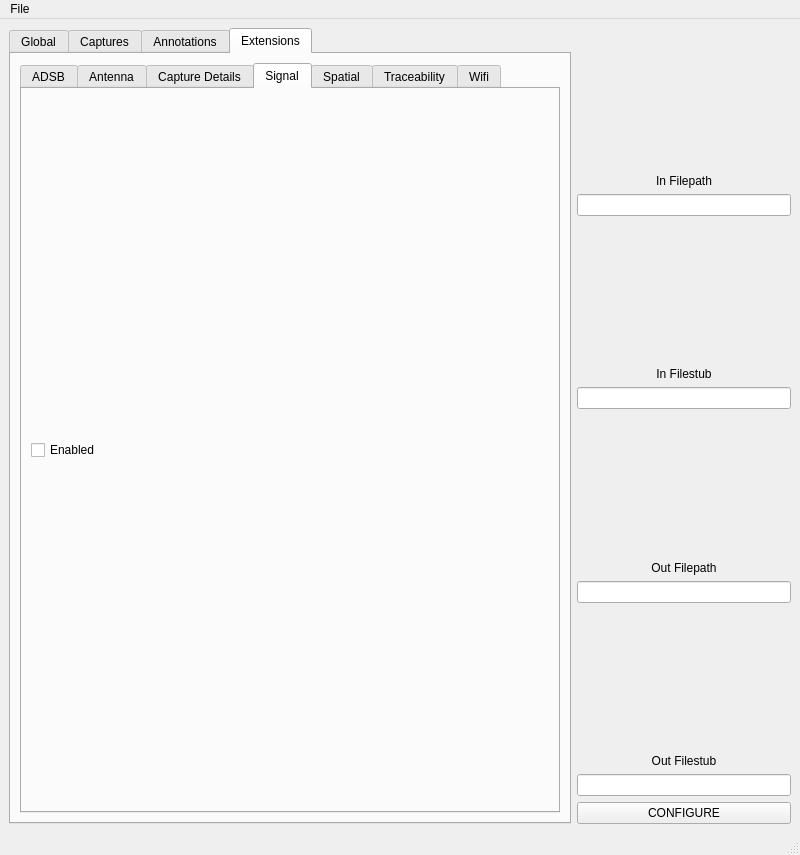
Qt form mainwindow.ui (jpferrell/sigmf-editor) before a commit.
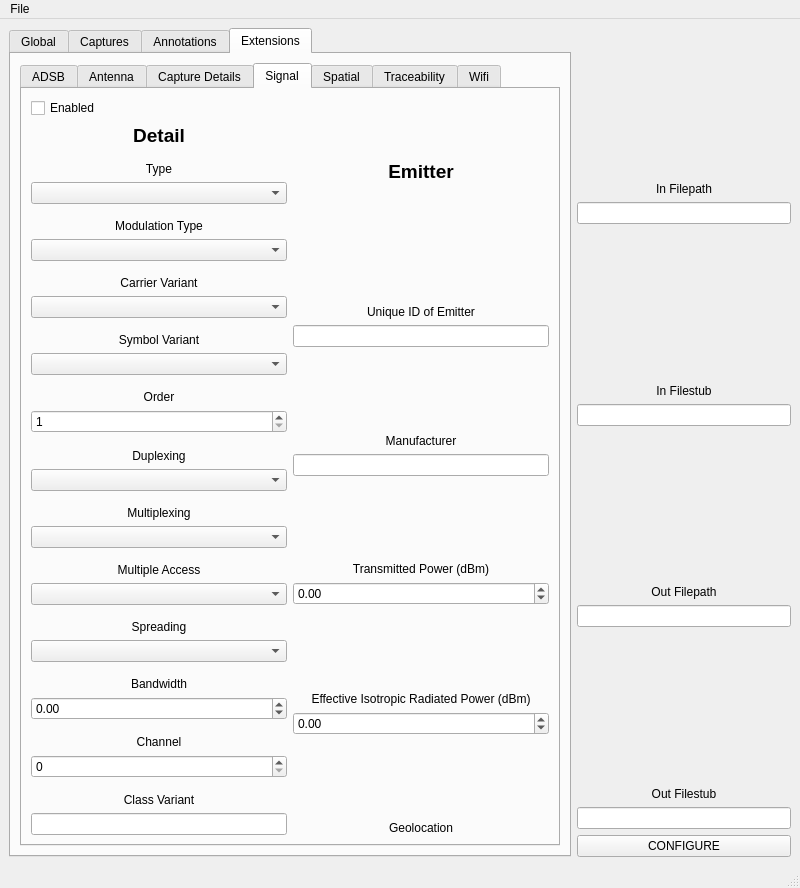
The same form after that commit. The open tabs and pages were chosen to show the change. Icons and pictures are not drawn.

```diff
--- a/mainwindow.ui
+++ b/mainwindow.ui
@@ -7,7 +7,7 @@
     <x>0</x>
     <y>0</y>
     <width>800</width>
-    <height>855</height>
+    <height>888</height>
    </rect>
   </property>
   <property name="sizePolicy">
@@ -1381,6 +1381,371 @@
                   </property>
                  </widget>
                 </item>
+                <item>
+                 <layout class="QHBoxLayout" name="horizontalLayout_19">
+                  <item>
+                   <layout class="QVBoxLayout" name="verticalLayout_19">
+                    <item>
+                     <widget class="QLabel" name="sigDetailLabel">
+                      <property name="font">
+                       <font>
+                        <pointsize>14</pointsize>
+                        <bold>true</bold>
+                       </font>
+                      </property>
+                      <property name="text">
+                       <string>Detail</string>
+                      </property>
+                      <property name="alignment">
+                       <set>Qt::AlignCenter</set>
+                      </property>
+                     </widget>
+                    </item>
+                    <item>
+                     <widget class="QLabel" name="sigDetailTypeLabel">
+                      <property name="text">
+                       <string>Type</string>
+                      </property>
+                      <property name="alignment">
+                       <set>Qt::AlignBottom|Qt::AlignHCenter</set>
+                      </property>
+                     </widget>
+                    </item>
+                    <item>
+                     <widget class="QComboBox" name="sigDetailTypeComboBox">
+                      <property name="maxVisibleItems">
+                       <number>3</number>
+                      </property>
+                      <property name="maxCount">
+                       <number>3</number>
+                      </property>
+                     </widget>
+                    </item>
+                    <item>
+                     <widget class="QLabel" name="sigDetailModTypeLabel">
+                      <property name="text">
+                       <string>Modulation Type</string>
+                      </property>
+                      <property name="alignment">
+                       <set>Qt::AlignBottom|Qt::AlignHCenter</set>
+                      </property>
+                     </widget>
+                    </item>
+                    <item>
+                     <widget class="QComboBox" name="sigDetailModTypeComboBox">
+                      <property name="maxCount">
+                       <number>14</number>
+                      </property>
+                     </widget>
+                    </item>
+                    <item>
+                     <widget class="QLabel" name="sigDetailCarVarLabel">
+                      <property name="text">
+                       <string>Carrier Variant</string>
+                      </property>
+                      <property name="alignment">
+                       <set>Qt::AlignBottom|Qt::AlignHCenter</set>
+                      </property>
+                     </widget>
+                    </item>
+                    <item>
+                     <widget class="QComboBox" name="sigDetailCarVarComboBox">
+                      <property name="maxVisibleItems">
+                       <number>6</number>
+                      </property>
+                      <property name="maxCount">
+                       <number>6</number>
+                      </property>
+                     </widget>
+                    </item>
+                    <item>
+                     <widget class="QLabel" name="sigDetailSymVarLabel">
+                      <property name="text">
+                       <string>Symbol Variant</string>
+                      </property>
+                      <property name="alignment">
+                       <set>Qt::AlignBottom|Qt::AlignHCenter</set>
+                      </property>
+                     </widget>
+                    </item>
+                    <item>
+                     <widget class="QComboBox" name="sigDetailSymVarComboBox">
+                      <property name="maxVisibleItems">
+                       <number>3</number>
+                      </property>
+                      <property name="maxCount">
+                       <number>3</number>
+                      </property>
+                     </widget>
+                    </item>
+                    <item>
+                     <widget class="QLabel" name="sigDetailOrderLabel">
+                      <property name="text">
+                       <string>Order</string>
+                      </property>
+                      <property name="alignment">
+                       <set>Qt::AlignBottom|Qt::AlignHCenter</set>
+                      </property>
+                     </widget>
+                    </item>
+                    <item>
+                     <widget class="QSpinBox" name="sigDetailOrderSpinBox">
+                      <property name="minimum">
+                       <number>1</number>
+                      </property>
+                     </widget>
+                    </item>
+                    <item>
+                     <widget class="QLabel" name="sigDetailDuplexLabel">
+                      <property name="text">
+                       <string>Duplexing</string>
+                      </property>
+                      <property name="alignment">
+                       <set>Qt::AlignBottom|Qt::AlignHCenter</set>
+                      </property>
+                     </widget>
+                    </item>
+                    <item>
+                     <widget class="QComboBox" name="sigDetailDuplexComboBox">
+                      <property name="maxVisibleItems">
+                       <number>3</number>
+                      </property>
+                      <property name="maxCount">
+                       <number>3</number>
+                      </property>
+                     </widget>
+                    </item>
+                    <item>
+                     <widget class="QLabel" name="sigDetailMutiplexLabel">
+                      <property name="text">
+                       <string>Multiplexing</string>
+                      </property>
+                      <property name="alignment">
+                       <set>Qt::AlignBottom|Qt::AlignHCenter</set>
+                      </property>
+                     </widget>
+                    </item>
+                    <item>
+                     <widget class="QComboBox" name="sigDetailMultiplexComboBox">
+                      <property name="maxVisibleItems">
+                       <number>7</number>
+                      </property>
+                      <property name="maxCount">
+                       <number>7</number>
+                      </property>
+                     </widget>
+                    </item>
+                    <item>
+                     <widget class="QLabel" name="sigDetailMultAccLabel">
+                      <property name="text">
+                       <string>Multiple Access</string>
+                      </property>
+                      <property name="alignment">
+                       <set>Qt::AlignBottom|Qt::AlignHCenter</set>
+                      </property>
+                     </widget>
+                    </item>
+                    <item>
+                     <widget class="QComboBox" name="sigDetaillMultAccComboBox">
+                      <property name="maxVisibleItems">
+                       <number>7</number>
+                      </property>
+                      <property name="maxCount">
+                       <number>7</number>
+                      </property>
+                     </widget>
+                    </item>
+                    <item>
+                     <widget class="QLabel" name="sigDetaliSpreadLabel">
+                      <property name="text">
+                       <string>Spreading</string>
+                      </property>
+                      <property name="alignment">
+                       <set>Qt::AlignBottom|Qt::AlignHCenter</set>
+                      </property>
+                     </widget>
+                    </item>
+                    <item>
+                     <widget class="QComboBox" name="sigDetailSpreadComboBox">
+                      <property name="maxVisibleItems">
+                       <number>5</number>
+                      </property>
+                      <property name="maxCount">
+                       <number>5</number>
+                      </property>
+                     </widget>
+                    </item>
+                    <item>
+                     <widget class="QLabel" name="sigDetailBwLabel">
+                      <property name="text">
+                       <string>Bandwidth</string>
+                      </property>
+                      <property name="alignment">
+                       <set>Qt::AlignBottom|Qt::AlignHCenter</set>
+                      </property>
+                     </widget>
+                    </item>
+                    <item>
+                     <widget class="QDoubleSpinBox" name="sigDetailBwSpinBox">
+                      <property name="minimum">
+                       <double>-100000000000000000000.000000000000000</double>
+                      </property>
+                      <property name="maximum">
+                       <double>10000000000000000000000.000000000000000</double>
+                      </property>
+                      <property name="singleStep">
+                       <double>10000.000000000000000</double>
+                      </property>
+                     </widget>
+                    </item>
+                    <item>
+                     <widget class="QLabel" name="sigDetailChanLabel">
+                      <property name="text">
+                       <string>Channel</string>
+                      </property>
+                      <property name="alignment">
+                       <set>Qt::AlignBottom|Qt::AlignHCenter</set>
+                      </property>
+                     </widget>
+                    </item>
+                    <item>
+                     <widget class="QSpinBox" name="sigDetailChanSpinBox">
+                      <property name="maximum">
+                       <number>10000</number>
+                      </property>
+                     </widget>
+                    </item>
+                    <item>
+                     <widget class="QLabel" name="sigDetailClassVarLabel">
+                      <property name="text">
+                       <string>Class Variant</string>
+                      </property>
+                      <property name="alignment">
+                       <set>Qt::AlignBottom|Qt::AlignHCenter</set>
+                      </property>
+                     </widget>
+                    </item>
+                    <item>
+                     <widget class="QLineEdit" name="sigDetailClassVarLineEdit">
+                      <property name="maxLength">
+                       <number>50</number>
+                      </property>
+                     </widget>
+                    </item>
+                   </layout>
+                  </item>
+                  <item>
+                   <layout class="QVBoxLayout" name="verticalLayout_20">
+                    <item>
+                     <widget class="QLabel" name="sigEmitterLabel">
+                      <property name="font">
+                       <font>
+                        <pointsize>14</pointsize>
+                        <bold>true</bold>
+                       </font>
+                      </property>
+                      <property name="text">
+                       <string>Emitter</string>
+                      </property>
+                      <property name="alignment">
+                       <set>Qt::AlignCenter</set>
+                      </property>
+                     </widget>
+                    </item>
+                    <item>
+                     <widget class="QLabel" name="sigEmitterSeidLabel">
+                      <property name="text">
+                       <string>Unique ID of Emitter</string>
+                      </property>
+                      <property name="alignment">
+                       <set>Qt::AlignBottom|Qt::AlignHCenter</set>
+                      </property>
+                     </widget>
+                    </item>
+                    <item>
+                     <widget class="QLineEdit" name="sigEmitterSeidLineEdit">
+                      <property name="maxLength">
+                       <number>50</number>
+                      </property>
+                     </widget>
+                    </item>
+                    <item>
+                     <widget class="QLabel" name="sigEmitterManuLabel">
+                      <property name="text">
+                       <string>Manufacturer</string>
+                      </property>
+                      <property name="alignment">
+                       <set>Qt::AlignBottom|Qt::AlignHCenter</set>
+                      </property>
+                     </widget>
+                    </item>
+                    <item>
+                     <widget class="QLineEdit" name="sigEmitterManuLineEdit">
+                      <property name="maxLength">
+                       <number>50</number>
+                      </property>
+                     </widget>
+                    </item>
+                    <item>
+                     <widget class="QLabel" name="sigEmitterTxPwrLabel">
+                      <property name="text">
+                       <string>Transmitted Power (dBm)</string>
+                      </property>
+                      <property name="alignment">
+                       <set>Qt::AlignBottom|Qt::AlignHCenter</set>
+                      </property>
+                     </widget>
+                    </item>
+                    <item>
+                     <widget class="QDoubleSpinBox" name="sigEmitterTxPwrDoubleSpinBox">
+                      <property name="minimum">
+                       <double>-200.000000000000000</double>
+                      </property>
+                      <property name="maximum">
+                       <double>200.000000000000000</double>
+                      </property>
+                      <property name="singleStep">
+                       <double>0.100000000000000</double>
+                      </property>
+                     </widget>
+                    </item>
+                    <item>
+                     <widget class="QLabel" name="sigEmitterEirpPwrLabel">
+                      <property name="text">
+                       <string>Effective Isotropic Radiated Power (dBm)</string>
+                      </property>
+                      <property name="alignment">
+                       <set>Qt::AlignBottom|Qt::AlignHCenter</set>
+                      </property>
+                     </widget>
+                    </item>
+                    <item>
+                     <widget class="QDoubleSpinBox" name="sigEmitterEirpPwrDoubleSpinBox">
+                      <property name="minimum">
+                       <double>-200.000000000000000</double>
+                      </property>
+                      <property name="maximum">
+                       <double>200.000000000000000</double>
+                      </property>
+                      <property name="singleStep">
+                       <double>0.100000000000000</double>
+                      </property>
+                     </widget>
+                    </item>
+                    <item>
+                     <widget class="QLabel" name="sigEmitterGeoLabel">
+                      <property name="text">
+                       <string>Geolocation</string>
+                      </property>
+                      <property name="alignment">
+                       <set>Qt::AlignBottom|Qt::AlignHCenter</set>
+                      </property>
+                     </widget>
+                    </item>
+                   </layout>
+                  </item>
+                 </layout>
+                </item>
                </layout>
               </item>
              </layout>
```
Left out of the diff: 2 changed lines with no effect on the pictures.
